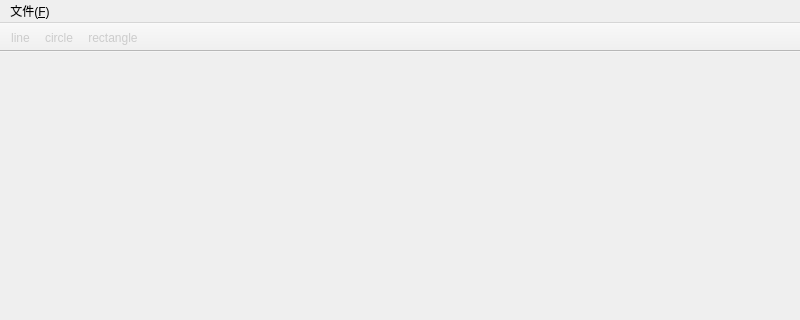
Qt form mainwindow.ui (SyntaxError031/GraphicsProject) before a commit; both pictures show x 0 to 800 and y 0 to 320 of the 800 by 600 pixel window.
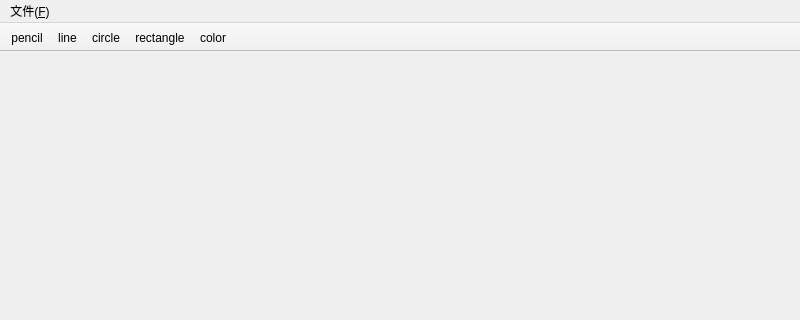
The same form after that commit. Icons and pictures are not drawn.

```diff
--- a/mainwindow.ui
+++ b/mainwindow.ui
@@ -35,9 +35,6 @@
    <addaction name="menu_F"/>
   </widget>
   <widget class="QToolBar" name="mainToolBar">
-   <property name="styleSheet">
-    <string notr="true">color:rgb(204,204,204)</string>
-   </property>
    <property name="movable">
     <bool>false</bool>
    </property>
@@ -56,9 +53,11 @@
    <attribute name="toolBarBreak">
     <bool>false</bool>
    </attribute>
+   <addaction name="action_pencil"/>
    <addaction name="action_line"/>
    <addaction name="action_circle"/>
    <addaction name="action_rectangle"/>
+   <addaction name="action_color"/>
   </widget>
   <widget class="QStatusBar" name="statusBar">
    <property name="maximumSize">
@@ -127,6 +126,30 @@
     <string>矩形</string>
    </property>
   </action>
+  <action name="action_pencil">
+   <property name="icon">
+    <iconset resource="myimages.qrc">
+     <normaloff>:/image/images/pencil_24px_1138713_easyicon.net.png</normaloff>:/image/images/pencil_24px_1138713_easyicon.net.png</iconset>
+   </property>
+   <property name="text">
+    <string>pencil</string>
+   </property>
+   <property name="toolTip">
+    <string>铅笔</string>
+   </property>
+  </action>
+  <action name="action_color">
+   <property name="icon">
+    <iconset resource="myimages.qrc">
+     <normaloff>:/image/images/Color_Palette_32px_544575_easyicon.net.png</normaloff>:/image/images/Color_Palette_32px_544575_easyicon.net.png</iconset>
+   </property>
+   <property name="text">
+    <string>color</string>
+   </property>
+   <property name="toolTip">
+    <string>颜色</string>
+   </property>
+  </action>
  </widget>
  <layoutdefault spacing="6" margin="11"/>
  <resources>
```
